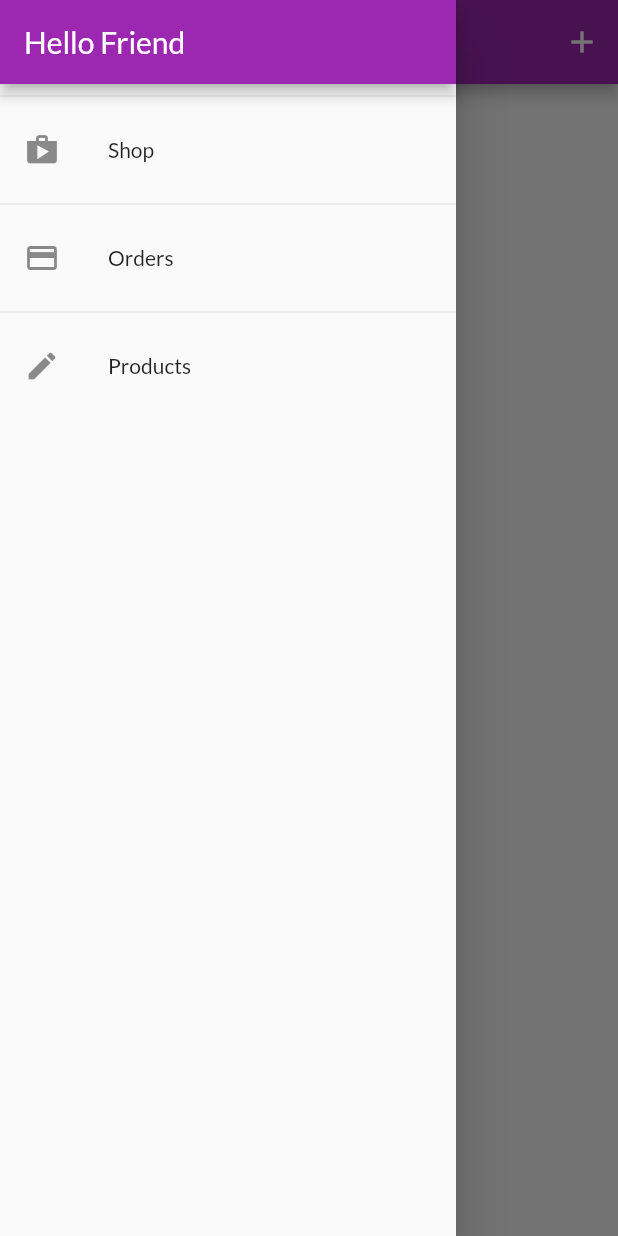
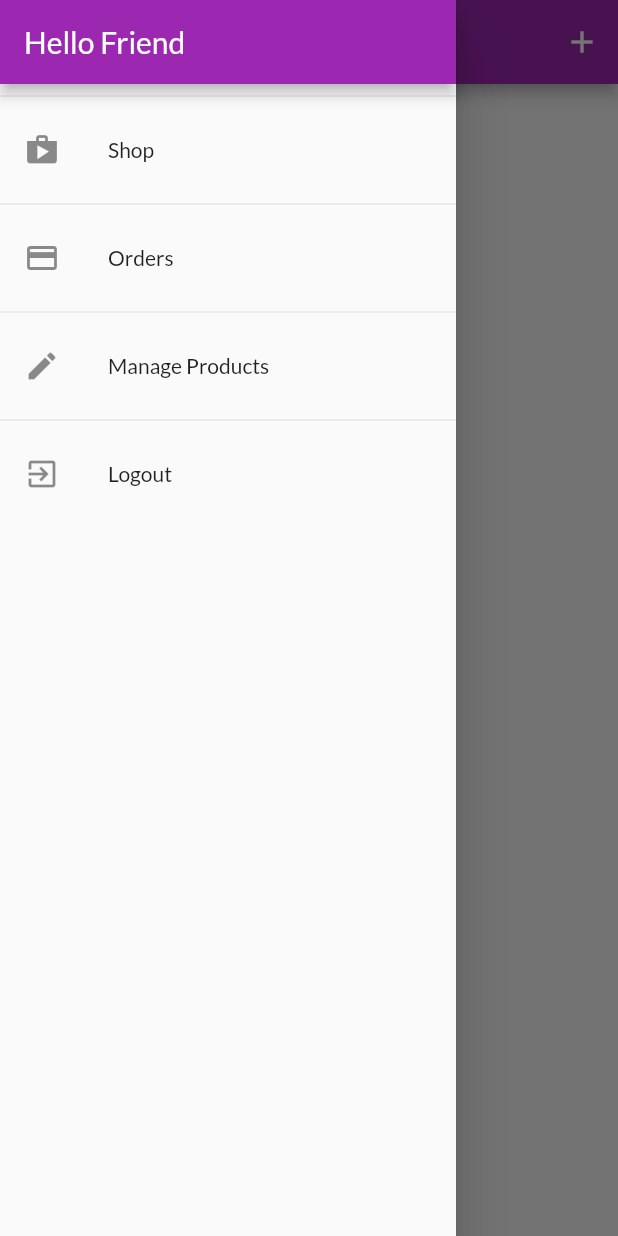
Before and after one commit to zexes/shop_app, a Flutter app: the UserProductsScreen screen opened by its route, with the side drawer open, on a phone screen of 412 x 824 dp. Run offline on Flutter 3.47's test engine with Material 2 defaults, Android fonts, the phone set to English and light mode, and no system bars; network calls fail.

Commit message:
Adding a logout functionality. closes #57

```diff
--- a/lib/widgets/app_drawer.dart
+++ b/lib/widgets/app_drawer.dart
@@ -1,4 +1,6 @@
 import 'package:flutter/material.dart';
+import 'package:provider/provider.dart';
+import 'package:shop_app/providers/auth.dart';
 import 'package:shop_app/screens/orders_screen.dart';
 import 'package:shop_app/screens/user_product_screen.dart';
 import '../screens/products_overview_screen.dart';
@@ -33,10 +35,19 @@ class AppDrawer extends StatelessWidget {
           Divider(),
           ListTile(
             leading: Icon(Icons.edit),
-            title: Text('Products'),
+            title: Text('Manage Products'),
             onTap: () {
               Navigator.of(context).pushReplacementNamed(UserProductsScreen.id);
             },
+          ),
+          Divider(),
+          ListTile(
+            leading: Icon(Icons.exit_to_app),
+            title: Text('Logout'),
+            onTap: () => Provider.of<Auth>(context, listen: false).logout(),
+//            onTap: () {
+//              Navigator.of(context).pop();
+//              Provider.of<Auth>(context, listen: false).logout();},
           ),
         ],
       ),
```
Also changed, not shown: lib/providers/auth.dart (+7 -0 lines).
